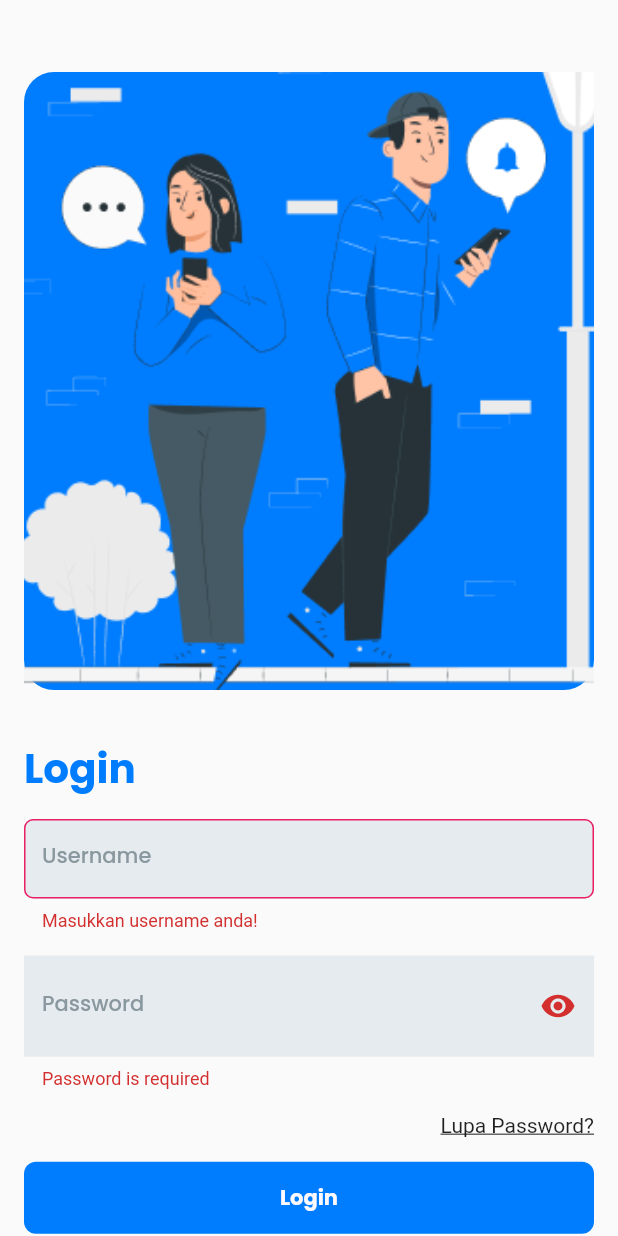
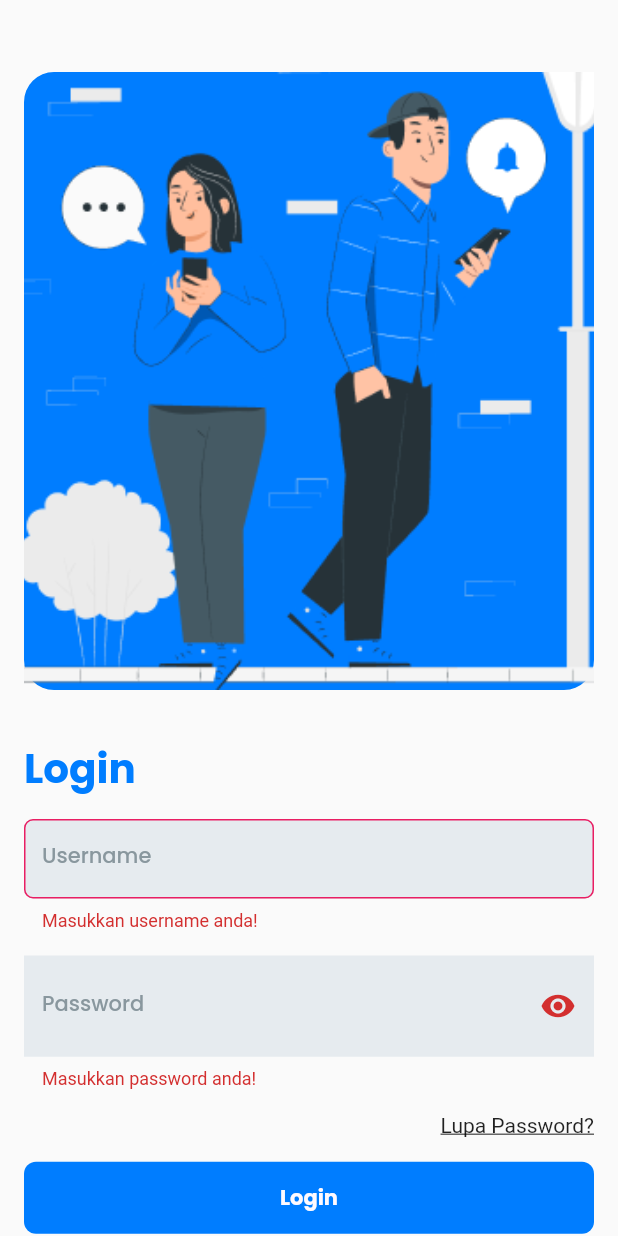
Before and after one commit to elisabethti/morse, a Flutter app: the LoginPage screen opened by its route, after a tap on "Login", on a phone screen of 412 x 824 dp. Run offline on Flutter 3.47's test engine with Material 2 defaults, Android fonts, the phone set to English and light mode, and no system bars; our stand-ins replace google_fonts.

Commit message:
New routes, beranda guest

```diff
--- a/lib/routes.dart
+++ b/lib/routes.dart
@@ -1,8 +1,10 @@
 import 'package:flutter/material.dart';
+import 'package:rse_test_app/views/Beranda/beranda_guest.dart';
 import 'package:rse_test_app/views/Daftar/daftar.dart';
 import 'package:rse_test_app/views/Login/login.dart';
 
 var customRoutes = <String, WidgetBuilder>{
   '/login': (context) => const LoginPage(),
   '/daftar': (context) => const DaftarPage(),
+  '/beranda/guest': (context) => const BerandaGuestPage(),
 };
--- a/lib/views/Login/login.dart
+++ b/lib/views/Login/login.dart
@@ -29,9 +29,9 @@ class _LoginPageState extends State<LoginPage> {
 
   String? _validatePassword(String? value) {
     if (value == null || value.isEmpty) {
-      return 'Password is required';
+      return 'Masukkan password anda!';
     } else if (value.length < 8) {
-      return 'Password must be at least 8 characters';
+      return 'Password minimal 8 karakter';
     }
     return null;
   }
--- a/lib/views/onboarding.dart
+++ b/lib/views/onboarding.dart
@@ -140,7 +140,7 @@ class Onboarding extends StatelessWidget {
                       ],
                     ),
                     SizedBox(height: largeMargin),
-                    const PrimaryButton('Buat Janji Sekarang', '/login')
+                    const PrimaryButton('Buat Janji Sekarang', '/beranda/guest')
                   ],
                 ),
               );
```
Also changed, not shown: lib/views/Beranda/beranda_guest.dart (added, +21 -0 lines), assets/images/guest_profile.png (added).
